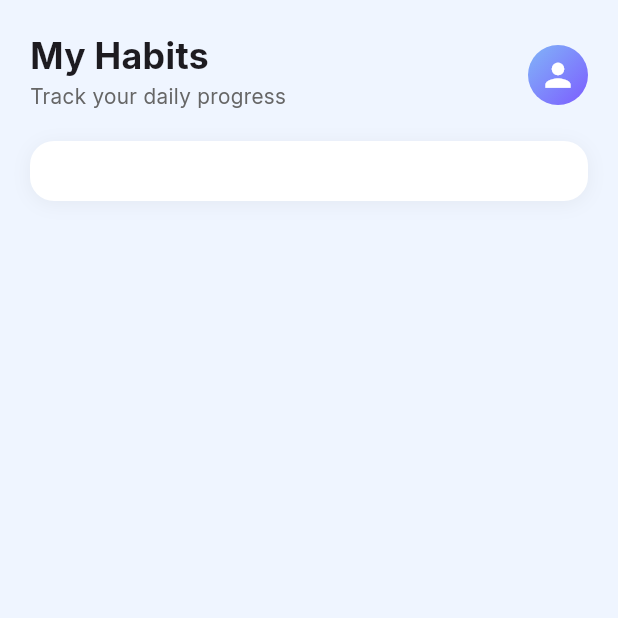
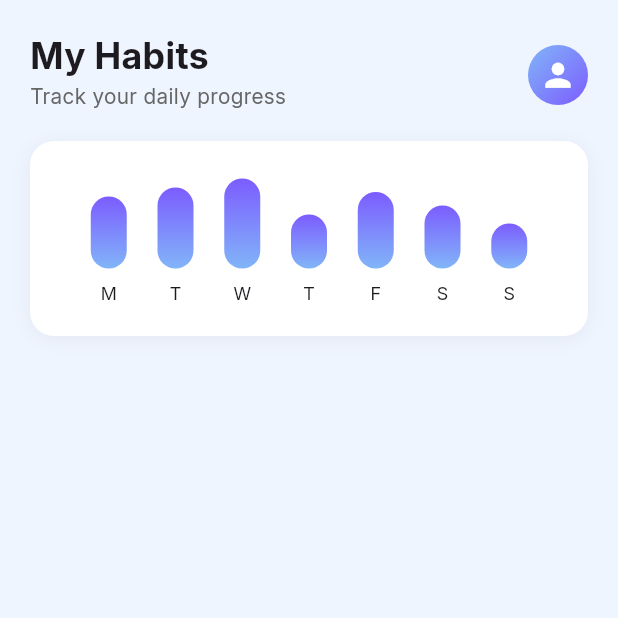
Before and after one commit to x00Adham/Habitly-App, a Flutter app: the screen it shows after launch, on a phone screen of 412 x 824 dp, the top half of it. Run offline on Flutter 3.47's test engine with Material 3 defaults, Android fonts, the phone set to English and light mode, and no system bars.

Commit message:
Add CustomBarChart widget

```diff
--- a/lib/screens/home_page.dart
+++ b/lib/screens/home_page.dart
@@ -1,5 +1,6 @@
 import 'package:flutter/material.dart';
 import 'package:habitly/constants/colors.dart';
+import 'package:habitly/widgets/custom_bar_chart.dart';
 import 'package:habitly/widgets/my_app_bar.dart';
 import 'package:habitly/widgets/my_container.dart';
 
@@ -16,11 +17,7 @@ class HomePage extends StatelessWidget {
           children: [
             MyAppBar(),
             SizedBox(height: 20),
-            MyContainer(
-              children: [
-
-              ],
-            ),
+            MyContainer(children: [CustomBarChart()]),
           ],
         ),
       ),
--- /dev/null
+++ b/lib/widgets/custom_bar_chart.dart
@@ -0,0 +1,51 @@
+import 'package:flutter/material.dart';
+
+class CustomBarChart extends StatelessWidget {
+  final List<double> weeklyData = [0.8, 0.9, 1.0, 0.6, 0.85, 0.7, 0.5];
+  final List<String> weekDays = ['M', 'T', 'W', 'T', 'F', 'S', 'S'];
+
+  CustomBarChart({super.key});
+
+  @override
+  Widget build(BuildContext context) {
+    return SizedBox(
+      height: 90,
+      child: Row(
+        mainAxisAlignment: MainAxisAlignment.spaceEvenly,
+        crossAxisAlignment: CrossAxisAlignment.end,
+        children: List.generate(7, (index) {
+          return Column(
+            mainAxisAlignment: MainAxisAlignment.end,
+            children: [
+              Container(
+                width: 24,
+                height: weeklyData[index] * 60,
+                decoration: BoxDecoration(
+                  gradient: LinearGradient(
+                    colors: [
+                      Color.fromARGB(255, 129, 181, 248),
+                      Color(0xFF7C5CFF),
+                    ],
+                    begin: Alignment.bottomCenter,
+                    end: Alignment.topCenter,
+                  ),
+
+                  borderRadius: BorderRadius.circular(12),
+                ),
+              ),
+              SizedBox(height: 8),
+              Text(
+                weekDays[index],
+                style: TextStyle(
+                  fontSize: 12,
+                  // color: Colors.grey[600],
+                  fontWeight: FontWeight.w500,
+                ),
+              ),
+            ],
+          );
+        }),
+      ),
+    );
+  }
+}
```
